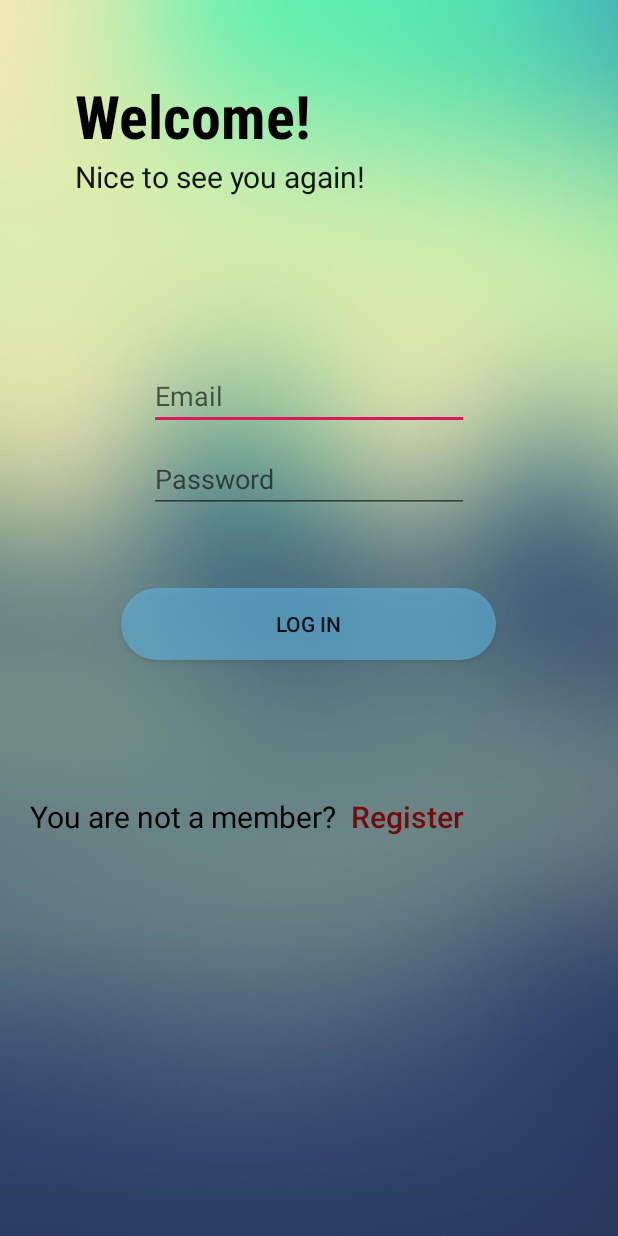
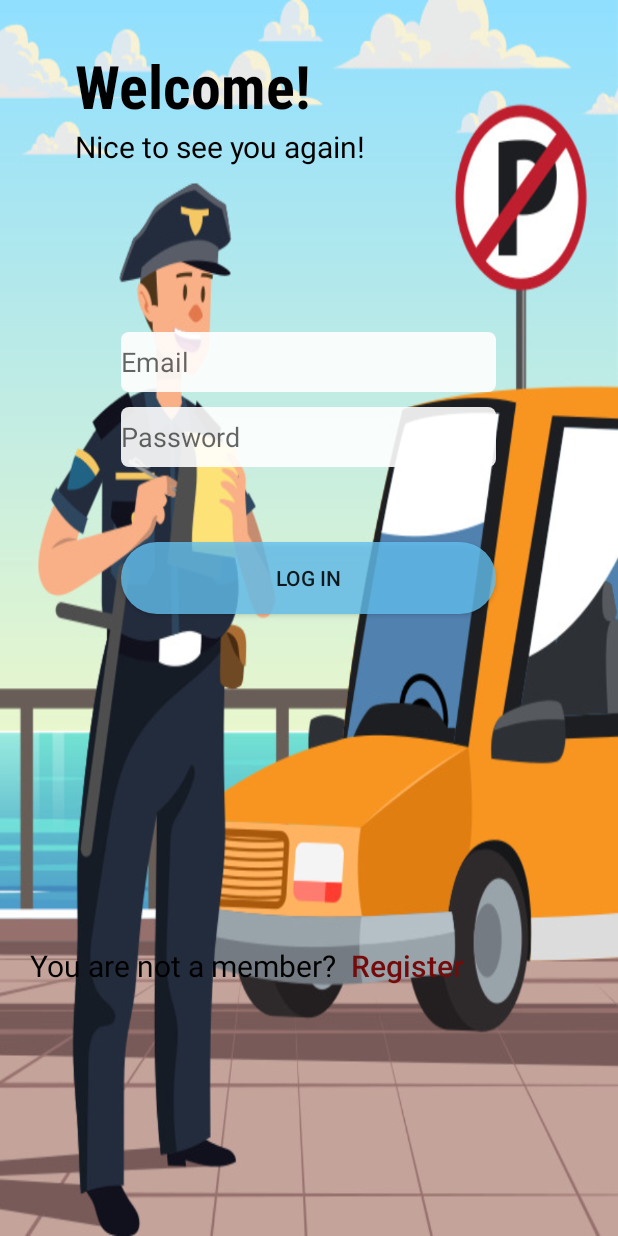
Before and after one commit to LucianTig/Parking_car_app, an Android app: the screen it shows after launch (MainActivity), on a phone screen of 412 x 824 dp. Run offline under Robolectric (Android 15) with nearby library versions, the phone set to English and light mode, and no system bars; our stand-ins replace Firebase (no records; nobody signed in at launch, a user with empty details on screens opened directly).

Commit message:
added apk

```diff
--- a/RidicariV4/app/build.gradle
+++ b/RidicariV4/app/build.gradle
@@ -3,13 +3,13 @@ apply plugin: 'com.android.application'
 apply plugin: 'com.google.gms.google-services'
 
 android {
-    compileSdkVersion 28
+    compileSdkVersion 29
     buildToolsVersion "29.0.2"
     defaultConfig {
         multiDexEnabled true
         applicationId "com.rdk.ridicariv4"
         minSdkVersion 16
-        targetSdkVersion 28
+        targetSdkVersion 29
         versionCode 1
         versionName "1.0"
         testInstrumentationRunner "androidx.test.runner.AndroidJUnitRunner"
--- a/RidicariV4/app/src/main/java/com/rdk/ridicariv4/Account.java
+++ b/RidicariV4/app/src/main/java/com/rdk/ridicariv4/Account.java
@@ -133,6 +133,4 @@ public class Account extends AppCompatActivity {
             }
         });
     }
-
-
 }
--- a/RidicariV4/app/src/main/java/com/rdk/ridicariv4/MainActivity.java
+++ b/RidicariV4/app/src/main/java/com/rdk/ridicariv4/MainActivity.java
@@ -5,7 +5,6 @@ import androidx.appcompat.app.AppCompatActivity;
 
 import android.content.Intent;
 import android.os.Bundle;
-import android.util.Log;
 import android.view.View;
 import android.widget.Button;
 import android.widget.EditText;
@@ -32,7 +31,6 @@ public class MainActivity extends AppCompatActivity {
         final Button btnRegister = findViewById(R.id.registerButton);
         final ProgressBar spinnerLoading = findViewById(R.id.spinner_loading);
 
-
         btnRegister.setOnClickListener(new View.OnClickListener() {
             @Override
             public void onClick(View v) {
@@ -56,6 +54,7 @@ public class MainActivity extends AppCompatActivity {
                                 Toast.makeText(MainActivity.this, "Sign Up Failed", Toast.LENGTH_SHORT).show();
                             } else {
                                 Toast.makeText(MainActivity.this, "Sign Up Success", Toast.LENGTH_SHORT).show();
+                                finish();
                                 startActivity(new Intent(MainActivity.this, HomeActivity.class));
 
                             }
@@ -72,10 +71,7 @@ public class MainActivity extends AppCompatActivity {
                 else{
                     Toast.makeText(MainActivity.this, "Error", Toast.LENGTH_SHORT).show();
                 }
-
             }
         });
-
     }
-
 }
--- a/RidicariV4/app/src/main/java/com/rdk/ridicariv4/RegisterActivity.java
+++ b/RidicariV4/app/src/main/java/com/rdk/ridicariv4/RegisterActivity.java
@@ -34,10 +34,13 @@ public class RegisterActivity extends AppCompatActivity {
     private static final String TAG = "RegisterActivity";
 
 
+
     @Override
     protected void onCreate(Bundle savedInstanceState) {
         super.onCreate(savedInstanceState);
         setContentView(R.layout.activity_register);
+
+        final ProgressBar spinnerLoading = findViewById(R.id.spinner_loading_register);
 
         mFireBaseAuth = FirebaseAuth.getInstance();
         db = FirebaseFirestore.getInstance();
@@ -68,9 +71,11 @@ public class RegisterActivity extends AppCompatActivity {
                 } else if (email.isEmpty() && pass.isEmpty()) {
                     Toast.makeText(RegisterActivity.this, "Fields are empty", Toast.LENGTH_SHORT).show();
                 } else if (!(email.isEmpty()) && !(pass.isEmpty())) {
+                    spinnerLoading.setVisibility(ProgressBar.VISIBLE);
                     mFireBaseAuth.createUserWithEmailAndPassword(email, pass).addOnCompleteListener(RegisterActivity.this, new OnCompleteListener<AuthResult>() {
                         @Override
                         public void onComplete(@NonNull Task<AuthResult> task) {
+                            spinnerLoading.setVisibility(ProgressBar.INVISIBLE);
                             if (!task.isSuccessful()) {
                                 Toast.makeText(RegisterActivity.this, "Register Failed", Toast.LENGTH_SHORT).show();
                             } else {
@@ -99,6 +104,7 @@ public class RegisterActivity extends AppCompatActivity {
 
 
                                 Toast.makeText(RegisterActivity.this, "Register Success", Toast.LENGTH_SHORT).show();
+                                finish();
                                 startActivity(new Intent(RegisterActivity.this, HomeActivity.class));
 
                             }
--- a/RidicariV4/app/src/main/res/drawable/rounded_button.xml
+++ b/RidicariV4/app/src/main/res/drawable/rounded_button.xml
@@ -2,7 +2,7 @@
 <shape xmlns:android="http://schemas.android.com/apk/res/android"
     android:shape="rectangle">
 
-    <solid android:color="#8A64C1F0"/>
+    <solid android:color="#CB64C1F0"/>
     <corners android:radius="100dp"/>
 
 </shape>
--- a/RidicariV4/app/src/main/res/drawable/white_border.xml
+++ b/RidicariV4/app/src/main/res/drawable/white_border.xml
@@ -2,7 +2,7 @@
 <layer-list xmlns:android="http://schemas.android.com/apk/res/android">
     <item>
         <shape android:shape="rectangle">
-            <solid android:color="#fff"/>
+            <solid android:color="#48FFFFFF"/>
             <corners android:radius="5dp"/>
         </shape>
     </item>
--- /dev/null
+++ b/RidicariV4/app/src/main/res/drawable/white_border2.xml
@@ -0,0 +1,10 @@
+<?xml version="1.0" encoding="utf-8"?>
+<layer-list xmlns:android="http://schemas.android.com/apk/res/android">
+    <item>
+        <shape android:shape="rectangle">
+            <solid android:color="#E4FFFFFF"/>
+            <corners android:radius="5dp"/>
+        </shape>
+    </item>
+
+</layer-list>
--- a/RidicariV4/app/src/main/res/layout/activity_main.xml
+++ b/RidicariV4/app/src/main/res/layout/activity_main.xml
@@ -6,13 +6,13 @@
     android:layout_height="match_parent"
     tools:context=".MainActivity"
     android:orientation="vertical"
-    android:background="@drawable/login_background">
+    android:background="@drawable/ridicari_background">
 
     <TextView
         android:layout_width="wrap_content"
         android:layout_height="wrap_content"
         android:layout_marginLeft="50dp"
-        android:layout_marginTop="50dp"
+        android:layout_marginTop="30dp"
         android:fontFamily="sans-serif-condensed-medium"
         android:text="Welcome!"
         android:textColor="#000000"
@@ -23,28 +23,32 @@
         android:layout_height="wrap_content"
         android:text="Nice to see you again!"
         android:textSize="20dp"
-        android:textColor="#E9000000"
+        android:textColor="#000000"
         android:layout_marginLeft="50dp"/>
 
     <EditText
         android:id="@+id/email"
-        android:layout_width="wrap_content"
-        android:layout_height="wrap_content"
-        android:ems="10"
+        android:layout_width="250dp"
+        android:layout_height="40dp"
+        android:ems="12"
         android:hint="@string/Email"
         android:inputType="textEmailAddress"
         android:layout_gravity="center"
-        android:layout_marginTop="110dp"/>
+        android:layout_marginTop="110dp"
+        android:textColor="#000000"
+        android:background="@drawable/white_border2"/>
 
     <EditText
         android:id="@+id/password"
-        android:layout_width="wrap_content"
-        android:layout_height="wrap_content"
-        android:ems="10"
+        android:layout_width="250dp"
+        android:layout_height="40dp"
         android:hint="@string/Password"
+        android:ems="12"
         android:inputType="textPassword"
         android:layout_gravity="center"
         android:layout_marginTop="10dp"
+        android:background="@drawable/white_border2"
+
         />
 
     <Button
@@ -78,30 +82,29 @@
     <LinearLayout
         android:layout_width="wrap_content"
         android:layout_height="wrap_content"
-        android:orientation="horizontal"
-        android:layout_marginBottom="20dp">
+        android:layout_marginTop="130dp"
+        android:orientation="horizontal">
 
         <TextView
             android:layout_width="wrap_content"
             android:layout_height="wrap_content"
-            android:text="You are not a member?"
-            android:textSize="20sp"
             android:layout_gravity="bottom"
-            android:textColor="#000000"
             android:layout_marginLeft="20dp"
             android:layout_marginRight="10dp"
-            />
+            android:text="You are not a member?"
+            android:textColor="#000000"
+            android:textSize="20sp" />
 
         <Button
             android:id="@+id/registerButton"
             android:layout_width="wrap_content"
             android:layout_height="wrap_content"
+            android:background="@android:color/transparent"
+            android:gravity="bottom"
+            android:text="Register"
             android:textAllCaps="false"
-            android:text="Register"
-            android:background="@android:color/transparent"
-            android:textSize="20sp"
-            android:gravity="bottom"
-            android:textColor="#740A0A"/>
+            android:textColor="#740A0A"
+            android:textSize="20sp" />
     </LinearLayout>
 
 </LinearLayout>
--- a/RidicariV4/app/src/main/res/values/strings.xml
+++ b/RidicariV4/app/src/main/res/values/strings.xml
@@ -3,5 +3,6 @@
     <string name="google_maps_key">AIzaSyCjs4bQVgD95t0YtL5p2ZYQYVH00pd6a3k</string>
     <string name="Email">Email</string>
     <string name="Password">Password</string>
+    <string name="serverKeyCloudM">Key=AAAAatR-6Tk:APA91bGf6V589rlvAj-b5eBnx0XlKeKIvnFYXynzFQ9ju8z9-ktbnIJ4cxh69DBi4cshYuHRxZBExK3I1vur2PnEbL5VEnptfsMygF7m5MHSG6Sh17BIt-Av2Sv9XaBcPwAtF4jkzmPy</string>
     <string name="serverKey">AAAAatR-6Tk:APA91bGf6V589rlvAj-b5eBnx0XlKeKIvnFYXynzFQ9ju8z9-ktbnIJ4cxh69DBi4cshYuHRxZBExK3I1vur2PnEbL5VEnptfsMygF7m5MHSG6Sh17BIt-Av2Sv9XaBcPwAtF4jkzmPy</string>
 </resources>
```
Also changed, not shown: RidicariV4/app/src/main/java/com/rdk/ridicariv4/Change.java (+5 -3 lines), RidicariV4/app/src/main/java/com/rdk/ridicariv4/HomeActivity.java (+36 -17 lines), RidicariV4/app/src/main/res/layout/activity_account.xml (+20 -11 lines), RidicariV4/app/src/main/res/layout/activity_change.xml (+31 -5 lines), RidicariV4/app/src/main/res/layout/activity_register.xml (+31 -2 lines), RidicariV4/app/src/main/res/drawable/back4.jpg (added), RidicariV4/app/src/main/res/drawable/ridicari_background.jpg (added), 1 other file.
